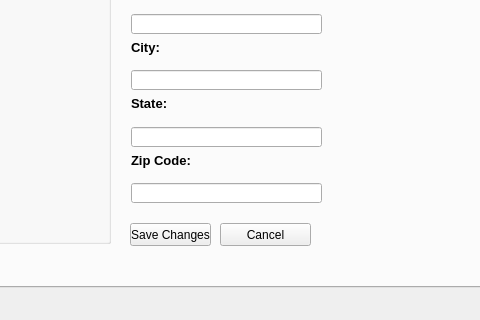
Qt form qt/mainwindow.ui (minipunch/cs1cproject2) before a commit; both pictures show x 382 to 862 and y 482 to 802 of the 1216 by 802 pixel window.
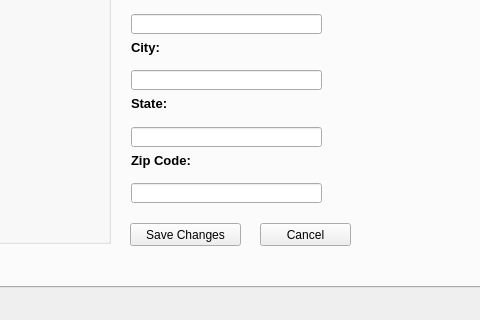
The same form after that commit. The open tabs and pages were chosen to show the change.

```diff
--- a/qt/mainwindow.ui
+++ b/qt/mainwindow.ui
@@ -1092,7 +1092,7 @@
        <rect>
         <x>460</x>
         <y>520</y>
-        <width>81</width>
+        <width>111</width>
         <height>23</height>
        </rect>
       </property>
@@ -1103,7 +1103,7 @@
      <widget class="QPushButton" name="signOutButton_4">
       <property name="geometry">
        <rect>
-        <x>550</x>
+        <x>590</x>
         <y>520</y>
         <width>91</width>
         <height>23</height>
```
Left out of the diff: 4 changed lines with no effect on the pictures.
